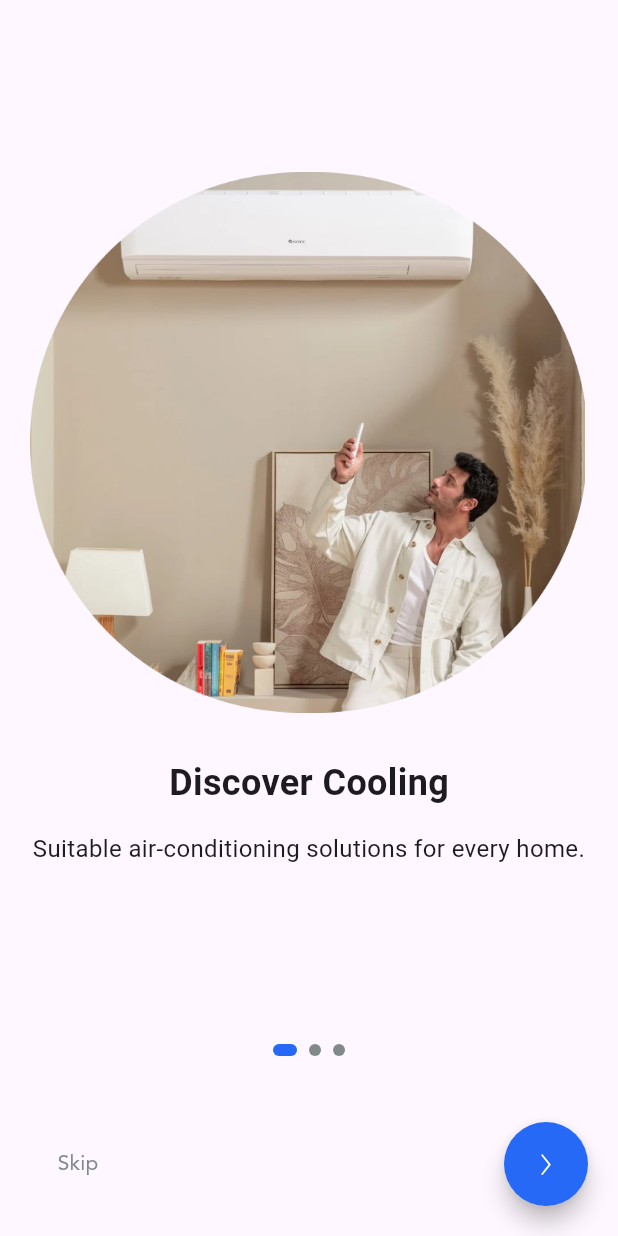
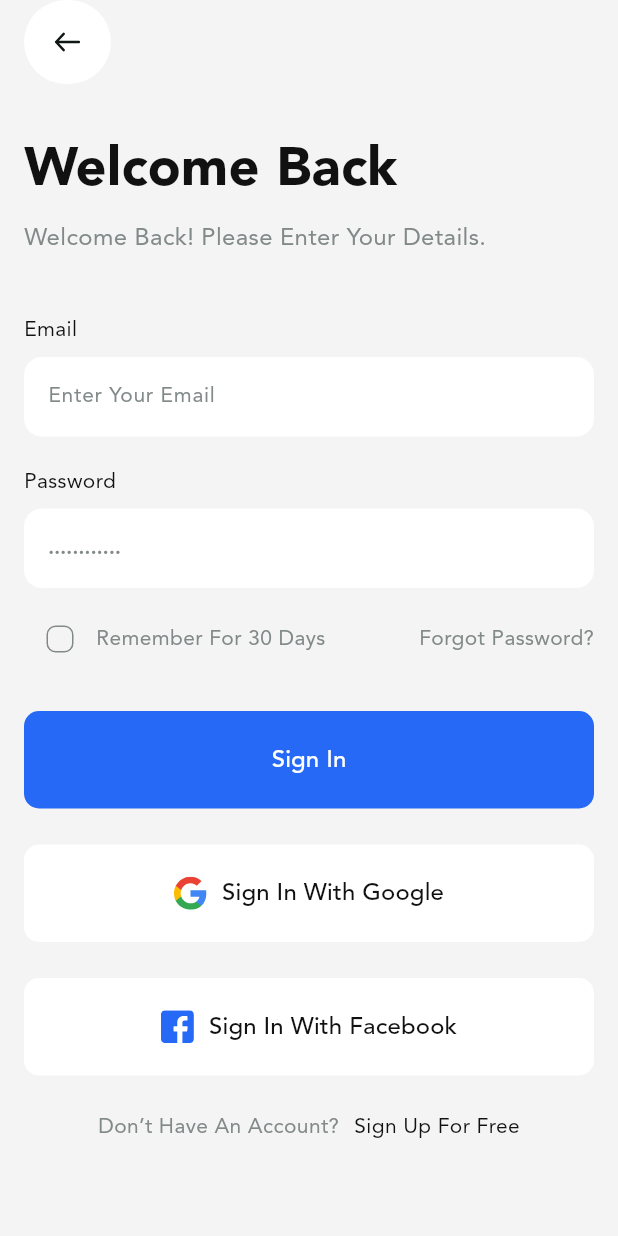
Before and after one commit to SubrataCitytech/store_nia_me, a Flutter app: the screen it shows after launch, after a tap on "Skip", on a phone screen of 412 x 824 dp. Run offline on Flutter 3.47's test engine with Material 3 defaults, Android fonts, the light colour scheme and no system bars; our stand-ins replace flutter_svg, shared_preferences.

Commit message:
Added new feature / fixed bug

```diff
--- a/lib/core/routes/app_routes.dart
+++ b/lib/core/routes/app_routes.dart
@@ -1,17 +1,21 @@
 import 'package:flutter/cupertino.dart';
 
-import '../../screens/onboarding_screen.dart';
-import '../../screens/splash/splash_screen.dart';
+import '../../features/auth/login_screen.dart';
+import '../../features/screens/onboarding_screen.dart';
+import '../../features/screens/splash/splash_screen.dart';
 
 class AppRoutes {
   //Routes Name
   static const String splash = '/';
   static const String onboarding = '/onboarding';
+  static const String login = '/login';
 
 
   //Route map
   static Map<String, WidgetBuilder> routes = {
     splash: (context) => const SplashScreen(),
     onboarding: (context) => const OnboardingScreen(),
+    login: (context) => const LoginScreen(),
+
   };
 }
--- a/lib/core/theme/app_colors.dart
+++ b/lib/core/theme/app_colors.dart
@@ -7,7 +7,7 @@ class AppColors {
   static const primaryColor = Color(0xFF2669F6);
   static const pageBackgroundColor = Color(0xFFF4F4F4);
   static const textGreyColor = Color(0xFF828A89);
-  static const textBlackColor = Color(0xFF000000);
+  static const textBlackColor = Color(0xFF111111);
   static const whiteColor = Color(0xFFFFFFFF);
   static const blackColor = Color(0xFF000000);
   static const redColor = Color(0xFFFF0000);
--- a/lib/core/theme/app_text_style.dart
+++ b/lib/core/theme/app_text_style.dart
@@ -39,4 +39,16 @@ class AppTextStyles {
     fontSize: 12,
     fontWeight: FontWeight.w900,
   );
+
+  static const TextStyle loginHeadingText = TextStyle(
+    fontFamily: AppFonts.primary,
+    fontSize: 36,
+    fontWeight: FontWeight.w900,
+  );
+
+  static const TextStyle loginSubHeadingText = TextStyle(
+    fontFamily: AppFonts.primary,
+    fontSize: 16,
+    fontWeight: FontWeight.w400,
+  );
 }
--- /dev/null
+++ b/lib/features/auth/login_screen.dart
@@ -0,0 +1,436 @@
+import 'package:flutter/cupertino.dart';
+import 'package:flutter/material.dart';
+import 'package:flutter_svg/svg.dart';
+
+import '../../core/theme/app_colors.dart';
+import '../../core/theme/app_text_style.dart';
+import '../../core/theme/string_extension.dart';
+
+class LoginScreen extends StatefulWidget {
+  const LoginScreen({super.key});
+
+  @override
+  State<LoginScreen> createState() => _LoginScreenState();
+}
+
+class _LoginScreenState extends State<LoginScreen> {
+  bool isChecked = false;
+
+  @override
+  Widget build(BuildContext context) {
+    return Scaffold(
+      resizeToAvoidBottomInset: true,
+      backgroundColor: AppColors.pageBackgroundColor,
+      appBar: AppBar(
+        backgroundColor: AppColors.pageBackgroundColor,
+        elevation: 0,
+        scrolledUnderElevation: 0,
+        surfaceTintColor: Colors.transparent,
+        leadingWidth: 74, // 👈 important (gives space control)
+        leading: Padding(
+          padding: const EdgeInsets.only(left: 16),
+          child: GestureDetector(
+            onTap: () {
+              Navigator.maybePop(context);
+            },
+            child: Container(
+              padding: const EdgeInsets.all(15),
+              decoration: BoxDecoration(
+                color: Colors.white,
+                borderRadius: BorderRadius.circular(100),
+                boxShadow: [
+                  BoxShadow(
+                    color: Colors.transparent, // shadow color
+                    blurRadius: 0, // softness
+                    spreadRadius: 0, // size
+                    offset: const Offset(0, 0), // position (x, y)
+                  ),
+                ],
+              ),
+              child: SvgPicture.asset(
+                "assets/icons/back_arrow.svg",
+                height: 20,
+              ),
+            ),
+          ),
+        ),
+      ),
+
+      body: Stack(
+        children: [
+          /// 🔹 Main Login UI
+          // Center(
+          //   child: ElevatedButton(
+          //     onPressed: isLoading ? null : _handleGoogleLogin,
+          //     child: const Text("Sign in with Google"),
+          //   ),
+          // ),
+          SafeArea(
+            child: SingleChildScrollView(
+              child: Padding(
+                padding: const EdgeInsets.only(left: 16, right: 16, top: 32),
+                child: Form(
+                  // key: _formKey,
+                  child: Column(
+                    mainAxisAlignment: MainAxisAlignment.center,
+                    crossAxisAlignment: CrossAxisAlignment.start,
+                    children: [
+                      Text(
+                        "Welcome back".capitalizeWords(),
+                        style: AppTextStyles.loginHeadingText.copyWith(
+                          color: AppColors.textBlackColor,
+                        ),
+                      ),
+                      const SizedBox(height: 8),
+                      Text(
+                        "Welcome Back! Please Enter Your Details."
+                            .capitalizeWords(),
+                        style: AppTextStyles.loginSubHeadingText.copyWith(
+                          color: AppColors.textGreyColor,
+                        ),
+                      ),
+                      const SizedBox(height: 40),
+                      Text(
+                        "Email",
+                        style: AppTextStyles.labelText.copyWith(
+                          color: AppColors.textBlackColor,
+                        ),
+                      ),
+                      const SizedBox(height: 8),
+                      SizedBox(
+                        height: 55,
+                        child: TextFormField(
+                          // controller: emailController,
+                          cursorColor: AppColors.textBlackColor,
+                          style: AppTextStyles.inputText.copyWith(
+                            color: AppColors.textBlackColor,
+                          ),
+                          decoration: InputDecoration(
+                            hintText: 'Enter your email'.capitalizeWords(),
+                            hintStyle: const TextStyle(
+                              color: AppColors.textGreyColor,
+                            ),
+                            filled: true,
+                            fillColor: Colors.white, // #fff
+                            enabledBorder: OutlineInputBorder(
+                              borderRadius: BorderRadius.circular(12), // 5px
+                              borderSide: BorderSide.none, // no border
+                            ),
+                            focusedBorder: OutlineInputBorder(
+                              borderRadius: BorderRadius.circular(12), // 5px
+                              borderSide: BorderSide.none, // no border
+                            ),
+                          ),
+                        ),
+                      ),
+                      // Error Message (separate)
+                      // if (emailError != null)
+                      //   Padding(
+                      //     padding: const EdgeInsets.only(top: 6, left: 8),
+                      //     child: Text(
+                      //       emailError!,
+                      //       style: TextStyle(color: Colors.red, fontSize: 12),
+                      //     ),
+                      //   ),
+                      const SizedBox(height: 18),
+                      Text(
+                        "Password",
+                        style: AppTextStyles.labelText.copyWith(
+                          color: AppColors.textBlackColor,
+                        ),
+                      ),
+                      const SizedBox(height: 8),
+                      SizedBox(
+                        height: 55,
+                        child: TextFormField(
+                          // controller: passwordController,
+                          cursorColor: AppColors.textBlackColor,
+                          obscureText: true,
+                          style: AppTextStyles.inputText.copyWith(
+                            color: AppColors.textBlackColor,
+                          ),
+                          decoration: InputDecoration(
+                            hintText: '............',
+                            // errorText: passwordError,
+                            hintStyle: AppTextStyles.hintPassText.copyWith(
+                              color: AppColors.textGreyColor,
+                            ),
+                            filled: true,
+                            fillColor: Colors.white, // #fff
+                            enabledBorder: OutlineInputBorder(
+                              borderRadius: BorderRadius.circular(12), // 5px
+                              borderSide: BorderSide.none, // no border
+                            ),
+                            focusedBorder: OutlineInputBorder(
+                              borderRadius: BorderRadius.circular(12), // 5px
+                              borderSide: BorderSide.none, // no border
+                            ),
+                          ),
+                        ),
+                      ),
+                      // if (passwordError != null)
+                      //   Padding(
+                      //     padding: const EdgeInsets.only(top: 6, left: 8),
+                      //     child: Text(
+                      //       passwordError!,
+                      //       style: TextStyle(color: Colors.red, fontSize: 12),
+                      //     ),
+                      //   ),
+                      const SizedBox(height: 8),
+                      Row(
+                        mainAxisAlignment: MainAxisAlignment.spaceBetween,
+                        children: [
+                          Row(
+                            mainAxisAlignment: MainAxisAlignment.start,
+                            children: [
+                              Checkbox(
+                                value: isChecked,
+                                shape: RoundedRectangleBorder(
+                                  borderRadius: BorderRadius.circular(6),
+                                ),
+                                side: const BorderSide(
+                                  color: AppColors.textGreyColor,
+                                  width: 1,
+                                ),
+                                activeColor: AppColors.primaryColor, // checked color
+                                checkColor: Colors.white, // tick color
+                                onChanged: (value) {
+                                  // setState(() {
+                                  //   isChecked = value!;
+                                  // });
+                                },
+                              ),
+                              GestureDetector(
+                                onTap: () {
+                                  // setState(() {
+                                  //   isChecked = !isChecked;
+                                  // });
+                                },
+                                child: Text(
+                                  "Remember For 30 Days".capitalizeWords(),
+                                  style: AppTextStyles.inputText.copyWith(
+                                    color: AppColors.textGreyColor,
+                                  ),
+                                ),
+                              ),
+                            ],
+                          ),
+                          GestureDetector(
+                            onTap: () {
+                              print("Forgot Password clicked");
+                            },
+                            child: Text(
+                              "forgot password?".capitalizeWords(),
+                              style: AppTextStyles.labelText.copyWith(
+                                color: AppColors.textGreyColor,
+                              ),
+                            ),
+                          ),
+                        ],
+                      ),
+                      const SizedBox(height: 24),
+                      SizedBox(
+                        width: double.infinity,
+                        height: 65,
+                        child: ElevatedButton(
+                          style: ElevatedButton.styleFrom(
+                            shadowColor: Colors.transparent,
+                            elevation: 0,
+                            backgroundColor: AppColors.primaryColor,
+                            shape: RoundedRectangleBorder(
+                              borderRadius: BorderRadius.circular(10),
+                            ),
+                          ),
+                          onPressed: () async {
+                            // setState(() {
+                            //   emailError = null;
+                            //   passwordError = null;
+                            // });
+                            //
+                            // String email = emailController.text.trim();
+                            // String password = passwordController.text.trim();
+                            //
+                            // // Email Validation
+                            // if (email.isEmpty) {
+                            //   emailError = "Email required".capitalizeWords();
+                            // } else if (!RegExp(
+                            //   r'\S+@\S+\.\S+',
+                            // ).hasMatch(email)) {
+                            //   emailError = "Enter valid email"
+                            //       .capitalizeWords();
+                            // }
+                            //
+                            // // Password Validation
+                            // if (password.isEmpty) {
+                            //   passwordError = "Password required"
+                            //       .capitalizeWords();
+                            // } else if (password.length < 6) {
+                            //   passwordError = "Minimum 6 characters"
+                            //       .capitalizeWords();
+                            // }
+
+                            setState(() {});
+                          },
+                          child: Text(
+                            "Sign in".capitalizeWords(),
+                            style: AppTextStyles.btnText.copyWith(
+                              color: AppColors.whiteColor,
+                            ),
+                          ),
+                        ),
+                      ),
+                      const SizedBox(height: 24),
+                      SizedBox(
+                        width: double.infinity,
+                        height: 65,
+                        child: ElevatedButton(
+                          style: ElevatedButton.styleFrom(
+                            shadowColor: Colors.transparent,
+                            elevation: 0,
+                            backgroundColor: AppColors.whiteColor,
+                            shape: RoundedRectangleBorder(
+                              borderRadius: BorderRadius.circular(10),
+                            ),
+                          ),
+                          onPressed: () async {
+                            // setState(() {
+                            //   isLoading = true;
+                            // });
+                            // final user = await AuthService().signInWithGoogle();
+                            //
+                            // if (user != null) {
+                            //   // Save login status
+                            //   final prefs =
+                            //   await SharedPreferences.getInstance();
+                            //   await prefs.setBool("isLoggedIn", true);
+                            //
+                            //   Navigator.pushReplacement(
+                            //     context,
+                            //     MaterialPageRoute(
+                            //       builder: (_) => const HomeScreen(),
+                            //     ),
+                            //   );
+                            // }
+                            // setState(() {
+                            //   isLoading = false;
+                            // });
+                          },
+
+                          child: Row(
+                            mainAxisAlignment: MainAxisAlignment.center,
+                            children: [
+                              SvgPicture.asset(
+                                "assets/icons/ic_google.svg",
+                                height: 22,
+                              ),
+                              // Image.asset(
+                              //   "assets/icons/google.png",
+                              //   height: 22,
+                              // ),
+                              const SizedBox(width: 10),
+                              Text(
+                                "Sign in with google".capitalizeWords(),
+                                style: AppTextStyles.btnText.copyWith(
+                                  color: AppColors.textBlackColor,
+                                ),
+                              ),
+                            ],
+                          ),
+                        ),
+                      ),
+                      const SizedBox(height: 24),
+                      SizedBox(
+                        width: double.infinity,
+                        height: 65,
+                        child: ElevatedButton(
+                          style: ElevatedButton.styleFrom(
+                            shadowColor: Colors.transparent,
+                            elevation: 0,
+                            backgroundColor: AppColors.whiteColor,
+                            shape: RoundedRectangleBorder(
+                              borderRadius: BorderRadius.circular(10),
+                            ),
+                          ),
+                          onPressed: () async {
+                            // final authService = AuthService();
+                            // final userCredential = await authService.signInWithFacebook();
+                            //
+                            // if (userCredential != null) {
+                            //   final user = userCredential.user;
+                            //   print('Logged in: ${user?.displayName}');
+                            //   // Navigate to home screen
+                            // }
+                          },
+
+                          child: Row(
+                            mainAxisAlignment: MainAxisAlignment.center,
+                            children: [
+                              SvgPicture.asset(
+                                "assets/icons/ic_facebook.svg",
+                                height: 22,
+                              ),
+                              // Image.asset(
+                              //   "assets/icons/google.png",
+                              //   height: 22,
+                              // ),
+                              const SizedBox(width: 10),
+                              Text(
+                                "Sign in with facebook".capitalizeWords(),
+                                style: AppTextStyles.btnText.copyWith(
+                                  color: AppColors.textBlackColor,
+                                ),
+                              ),
+                            ],
+                          ),
+                        ),
+                      ),
+                      const SizedBox(height: 24),
+                      Row(
+                        mainAxisAlignment: MainAxisAlignment.center,
+                        children: [
+                          Text(
+                            "Don’t have an account?".capitalizeWords(),
+                            style: AppTextStyles.inputText.copyWith(
+                              color: AppColors.textGreyColor,
+                            ),
+                          ),
+                          SizedBox(width: 10),
+
+                          GestureDetector(
+                            onTap: () {
+                              // Navigator.push(
+                              //   context,
+                              //   MaterialPageRoute(
+                              //     builder: (context) => const SignupScreen(),
+                              //   ),
+                              // );
+                              // print("Sign Up for free clicked");
+                            },
+                            child: Text(
+                              "Sign Up for free".capitalizeWords(),
+                              style: AppTextStyles.inputText.copyWith(
+                                color: AppColors.textBlackColor,
+                              ),
+                            ),
+                          ),
+                        ],
+                      ),
+                    ],
+                  ),
+                ),
+              ),
+            ),
+          ),
+          /// 🔹 Loader Overlay
+          // if (isLoading)
+          //   Container(
+          //     color: Colors.black.withOpacity(0.4),
+          //     child: const Center(
+          //       child: CircularProgressIndicator(),
+          //     ),
+          //   ),
+        ],
+      ),
+    );
+  }
+}
--- a/lib/screens/onboarding_screen.dart
+++ b/lib/features/screens/onboarding_screen.dart
@@ -1,10 +1,13 @@
 import 'package:flutter/cupertino.dart';
 import 'package:flutter/material.dart';
 import 'package:flutter_svg/svg.dart';
+import 'package:shared_preferences/shared_preferences.dart';
 
-import '../core/theme/app_colors.dart';
-import '../core/theme/app_text_style.dart';
-import '../core/theme/string_extension.dart';
+import '../../core/routes/app_routes.dart';
+import '../../core/theme/app_colors.dart';
+import '../../core/theme/app_text_style.dart';
+import '../../core/theme/string_extension.dart';
+
 
 class OnboardingScreen extends StatefulWidget {
   const OnboardingScreen({super.key});
@@ -116,13 +119,13 @@ class _OnboardingScreenState extends State<OnboardingScreen> {
                     ),
                   ),
                   onPressed: () async {
-                    // final prefs = await SharedPreferences.getInstance();
-                    // await prefs.setBool('seenOnboard', true);
-                    //
-                    // Navigator.pushReplacementNamed(
-                    //   context,
-                    //   AppRoutes.login,
-                    // );
+                    final prefs = await SharedPreferences.getInstance();
+                    await prefs.setBool('seenOnboard', true);
+
+                    Navigator.pushReplacementNamed(
+                      context,
+                      AppRoutes.login,
+                    );
                   },
                   child: Text(
                     "Get Started".capitalizeWords(),
@@ -140,13 +143,13 @@ class _OnboardingScreenState extends State<OnboardingScreen> {
                   /// Skip Button
                   TextButton(
                     onPressed: () async {
-                      // final prefs = await SharedPreferences.getInstance();
-                      // await prefs.setBool('seenOnboard', true);
-                      //
-                      // Navigator.pushReplacementNamed(
-                      //   context,
-                      //   AppRoutes.login,
-                      // );
+                      final prefs = await SharedPreferences.getInstance();
+                      await prefs.setBool('seenOnboard', true);
+
+                      Navigator.pushReplacementNamed(
+                        context,
+                        AppRoutes.login,
+                      );
                     },
                     child: Text(
                       "Skip".capitalizeWords(),
--- a/lib/screens/splash/splash_screen.dart
+++ b/lib/features/screens/splash/splash_screen.dart
@@ -3,8 +3,9 @@ import 'package:flutter/material.dart';
 import 'package:flutter_svg/svg.dart';
 import 'package:shared_preferences/shared_preferences.dart';
 
-import '../../core/routes/app_routes.dart';
-import '../../core/theme/app_colors.dart';
+import '../../../core/routes/app_routes.dart';
+import '../../../core/theme/app_colors.dart';
+
 
 class SplashScreen extends StatefulWidget {
   const SplashScreen({super.key});
@@ -33,9 +34,10 @@ class _SplashScreenState extends State<SplashScreen> {
     }
     // else if (isLoggedIn) {
     //   Navigator.pushReplacementNamed(context, AppRoutes.home);
-    // } else {
-    //   Navigator.pushReplacementNamed(context, AppRoutes.login);
     // }
+    else {
+      Navigator.pushReplacementNamed(context, AppRoutes.login);
+    }
   }
 
 
```
Also changed, not shown: assets/icons/back_arrow.svg (added), assets/icons/ic_facebook.svg (added), assets/icons/ic_google.svg (added).
